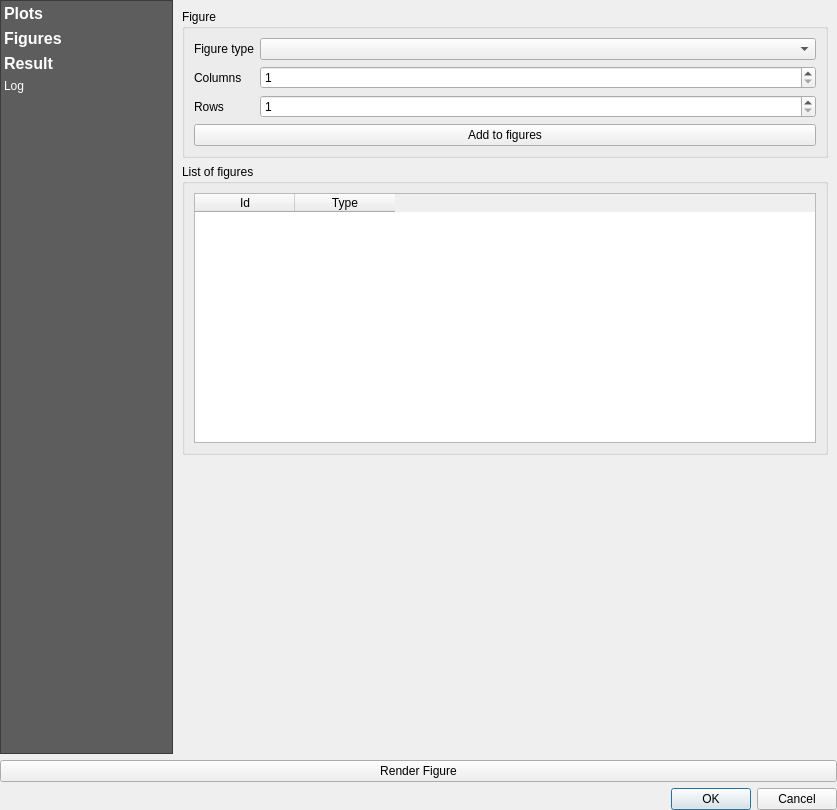
The window that ui/plotDialog.ui (lucacasagrande/DataPlot) describes before a commit, drawn with Qt 5.
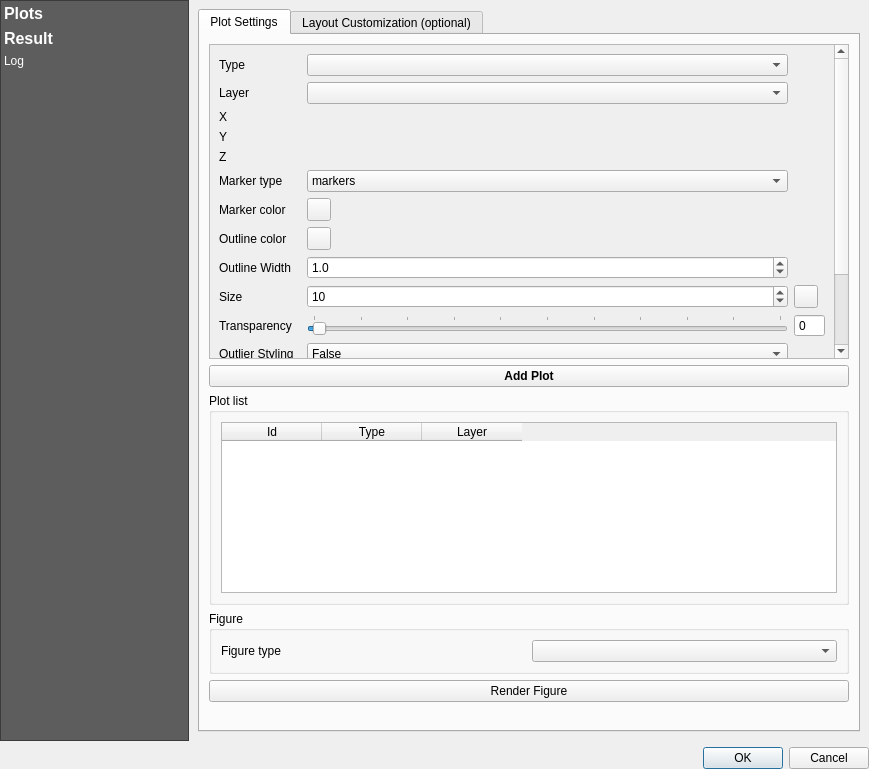
The same window after the commit. The open tabs and pages were chosen to show the change. Custom widgets are drawn as their Qt base class.

Commit message: Simplify workflow - remove figure list and create automatic figure

Diff of the .ui file:
```diff
--- a/ui/plotDialog.ui
+++ b/ui/plotDialog.ui
@@ -6,8 +6,8 @@
    <rect>
     <x>0</x>
     <y>0</y>
-    <width>837</width>
-    <height>810</height>
+    <width>869</width>
+    <height>769</height>
    </rect>
   </property>
   <property name="windowTitle">
@@ -30,8 +30,8 @@
        <rect>
         <x>0</x>
         <y>0</y>
-        <width>837</width>
-        <height>744</height>
+        <width>869</width>
+        <height>736</height>
        </rect>
       </property>
       <layout class="QHBoxLayout" name="horizontalLayout">
@@ -76,18 +76,6 @@
            </font>
           </property>
          </item>
-         <item>
-          <property name="text">
-           <string>Figures</string>
-          </property>
-          <property name="font">
-           <font>
-            <pointsize>12</pointsize>
-            <weight>75</weight>
-            <bold>true</bold>
-           </font>
-          </property>
-         </item>
          <item>
           <property name="text">
            <string>Result</string>
@@ -128,6 +116,21 @@
               </attribute>
               <layout class="QVBoxLayout" name="verticalLayout_3">
                <item>
+                <widget class="QScrollArea" name="scrollArea_2">
+                 <property name="widgetResizable">
+                  <bool>true</bool>
+                 </property>
+                 <widget class="QWidget" name="scrollAreaWidgetContents_2">
+                  <property name="geometry">
+                   <rect>
+                    <x>0</x>
+                    <y>0</y>
+                    <width>693</width>
+                    <height>496</height>
+                   </rect>
+                  </property>
+                  <layout class="QVBoxLayout" name="verticalLayout_5">
+                   <item>
                 <layout class="QGridLayout" name="gridLayout_2">
                  <item row="16" column="1">
                   <widget class="QLabel" name="label_30">
@@ -450,6 +453,10 @@
                  </item>
                 </layout>
                </item>
+                  </layout>
+                 </widget>
+                </widget>
+               </item>
                <item>
                 <widget class="QPushButton" name="addPlotButton">
                  <property name="font">
@@ -491,6 +498,36 @@
                  </layout>
                 </widget>
                </item>
+               <item>
+                <widget class="QGroupBox" name="groupBox_4">
+                 <property name="title">
+                  <string>Figure</string>
+                 </property>
+                 <layout class="QVBoxLayout" name="verticalLayout_10">
+                  <item>
+                   <layout class="QHBoxLayout" name="horizontalLayout_2">
+                    <item>
+                     <widget class="QLabel" name="label">
+                      <property name="text">
+                       <string>Figure type</string>
+                      </property>
+                     </widget>
+                    </item>
+                    <item>
+                     <widget class="QComboBox" name="figureTypeCombo"/>
+                    </item>
+                   </layout>
+                  </item>
+                 </layout>
+                </widget>
+               </item>
+               <item>
+                <widget class="QPushButton" name="renderFigureButton">
+                 <property name="text">
+                  <string>Render Figure</string>
+                 </property>
+                </widget>
+               </item>
                <item>
                 <spacer name="verticalSpacer_2">
                  <property name="orientation">
@@ -741,113 +778,6 @@
            </item>
           </layout>
          </widget>
-         <widget class="QWidget" name="figurePage">
-          <layout class="QVBoxLayout" name="verticalLayout_5">
-           <item>
-            <widget class="QGroupBox" name="groupBox">
-             <property name="title">
-              <string>Figure</string>
-             </property>
-             <layout class="QVBoxLayout" name="verticalLayout_6">
-              <item>
-               <layout class="QFormLayout" name="formLayout">
-                <item row="0" column="1">
-                 <widget class="QComboBox" name="figureTypeCombo"/>
-                </item>
-                <item row="0" column="0">
-                 <widget class="QLabel" name="label">
-                  <property name="text">
-                   <string>Figure type</string>
-                  </property>
-                 </widget>
-                </item>
-                <item row="1" column="0">
-                 <widget class="QLabel" name="label_2">
-                  <property name="text">
-                   <string>Columns</string>
-                  </property>
-                 </widget>
-                </item>
-                <item row="1" column="1">
-                 <widget class="QSpinBox" name="figureCols">
-                  <property name="minimum">
-                   <number>1</number>
-                  </property>
-                  <property name="maximum">
-                   <number>10</number>
-                  </property>
-                  <property name="value">
-                   <number>1</number>
-                  </property>
-                 </widget>
-                </item>
-                <item row="2" column="0">
-                 <widget class="QLabel" name="label_3">
-                  <property name="text">
-                   <string>Rows</string>
-                  </property>
-                 </widget>
-                </item>
-                <item row="2" column="1">
-                 <widget class="QSpinBox" name="figureRows">
-                  <property name="minimum">
-                   <number>1</number>
-                  </property>
-                  <property name="maximum">
-                   <number>10</number>
-                  </property>
-                 </widget>
-                </item>
-               </layout>
-              </item>
-              <item>
-               <widget class="QPushButton" name="addFigureButton">
-                <property name="text">
-                 <string>Add to figures</string>
-                </property>
-               </widget>
-              </item>
-             </layout>
-            </widget>
-           </item>
-           <item>
-            <widget class="QGroupBox" name="groupBox_2">
-             <property name="title">
-              <string>List of figures</string>
-             </property>
-             <layout class="QVBoxLayout" name="verticalLayout_7">
-              <item>
-               <widget class="QTableWidget" name="figureTable">
-                <column>
-                 <property name="text">
-                  <string>Id</string>
-                 </property>
-                </column>
-                <column>
-                 <property name="text">
-                  <string>Type</string>
-                 </property>
-                </column>
-               </widget>
-              </item>
-             </layout>
-            </widget>
-           </item>
-           <item>
-            <spacer name="verticalSpacer_3">
-             <property name="orientation">
-              <enum>Qt::Vertical</enum>
-             </property>
-             <property name="sizeHint" stdset="0">
-              <size>
-               <width>20</width>
-               <height>40</height>
-              </size>
-             </property>
-            </spacer>
-           </item>
-          </layout>
-         </widget>
          <widget class="QWidget" name="webViewPage"/>
          <widget class="QWidget" name="logPage">
           <layout class="QVBoxLayout" name="verticalLayout_8">
@@ -862,13 +792,6 @@
      </widget>
     </widget>
    </item>
-   <item>
-    <widget class="QPushButton" name="renderFigureButton">
-     <property name="text">
-      <string>Render Figure</string>
-     </property>
-    </widget>
-   </item>
    <item>
     <widget class="QDialogButtonBox" name="buttonBox">
      <property name="orientation">
```
Lines whose indentation alone changed are shown as unchanged. The commit also changes 2 other files.
